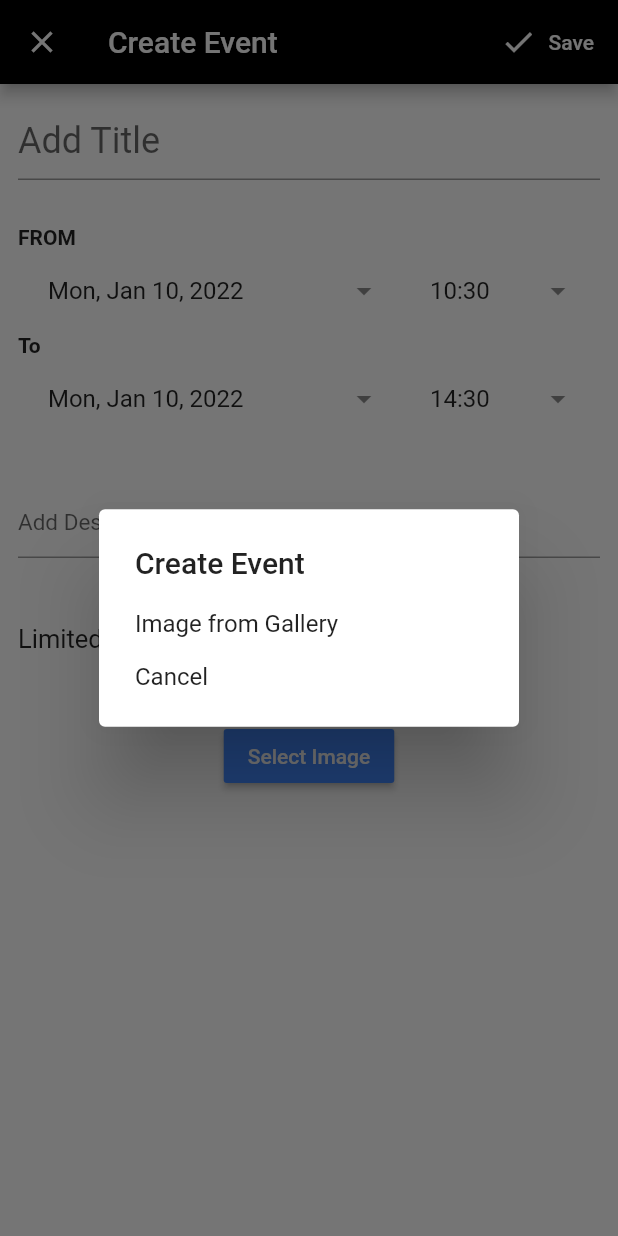
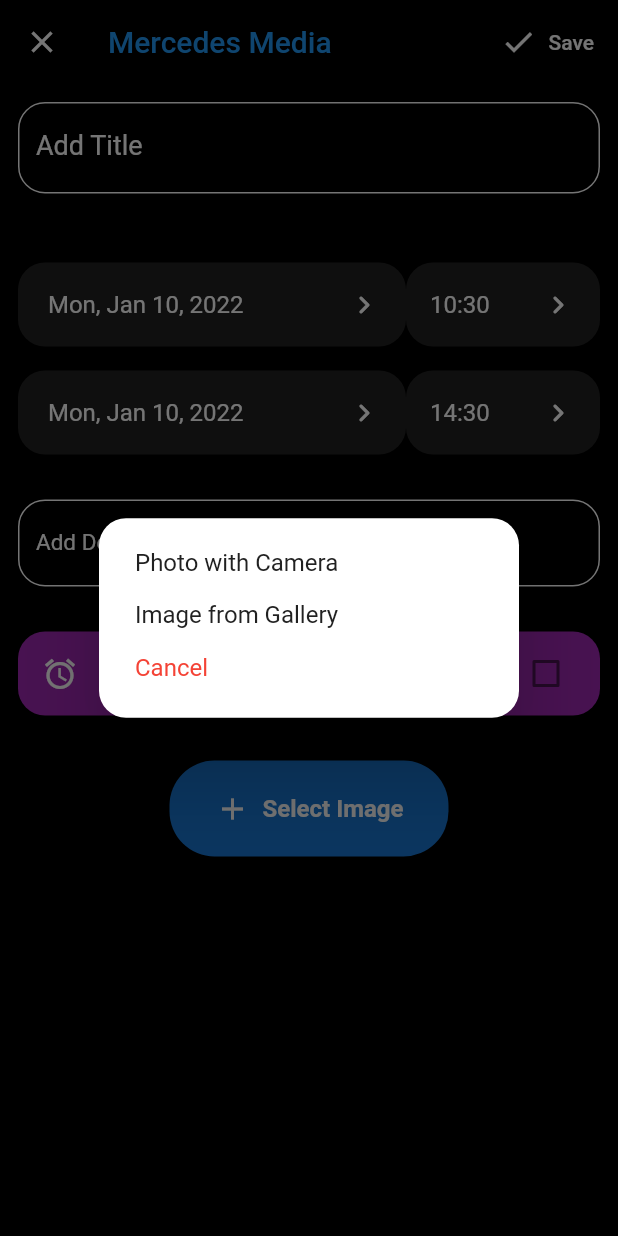
Before and after one commit to mucahitkosgen/mobillappmercedes, a Flutter app: the Event_Editing screen opened directly, after a tap on "Select Image", on a phone screen of 412 x 824 dp. Run offline on Flutter 3.47's test engine with Material 2 defaults, Android fonts, the light colour scheme and no system bars; our stand-ins replace cloud_firestore, easy_localization, firebase_auth, firebase_core, firebase_storage, flutter_markdown and 4 more; missing offline and left inert: syncfusion_flutter_core; accounts and stored records are empty; key blocks and very long unbroken strings in the code were emptied for the run.

Commit message:
event_editing front tamamlandı.

```diff
--- a/lib/event_editing.dart
+++ b/lib/event_editing.dart
@@ -8,6 +8,7 @@
 import 'package:firebase_storage/firebase_storage.dart';
 import 'package:flutter/material.dart';
 import 'package:image_picker/image_picker.dart';
+import 'package:mobilappmercedes/config/styles.dart';
 import 'package:mobilappmercedes/provider/event_provider.dart';
 import 'package:provider/provider.dart';
 import 'package:mobilappmercedes/services/firestore_services.dart';
@@ -97,13 +98,13 @@
     //  }
 
     return Scaffold(
-      backgroundColor: Colors.white,
+      backgroundColor: Colors.black,
       appBar: AppBar(
-        backgroundColor: Colors.black,
-        leading: const CloseButton(),
-        actions: buildEditingActions(),
-        title: const Text("Create Event"),
-      ),
+          backgroundColor: Colors.black,
+          leading: const CloseButton(),
+          actions: buildEditingActions(),
+          title: const Text("Mercedes Media",
+              style: TextStyle(color: Colors.blue))),
       body: SingleChildScrollView(
         padding: EdgeInsets.all(12),
         child: Form(
@@ -151,15 +152,27 @@
     );
   }
 
-  Widget buildSelectImage() => RaisedButton(
-        color: Colors.blueAccent,
-        child: Text(
-          "Select Image",
-          style: TextStyle(color: Colors.white),
+  Widget buildSelectImage() => FlatButton.icon(
+        padding: const EdgeInsets.symmetric(
+          vertical: 20.0,
+          horizontal: 30.0,
         ),
         onPressed: () {
           selectImage(context);
         },
+        color: Colors.blue[700],
+        shape: RoundedRectangleBorder(
+          borderRadius: BorderRadius.circular(30.0),
+        ),
+        icon: const Icon(
+          Icons.add,
+          color: Colors.white,
+        ),
+        label: Text(
+          'Select Image',
+          style: Styles.buttonTextStyle,
+        ),
+        textColor: Colors.white,
       );
 
 /*  RoundedButton(
@@ -168,7 +181,7 @@
         textColor: Colors.black,
         press: ,
       );*/
-  /*handleTakePhoto() async {
+  handleTakePhoto() async {
     Navigator.pop(context);
     File file = (await ImagePicker().pickImage(
       source: ImageSource.camera,
@@ -179,7 +192,7 @@
     setState(() {
       this.file = file;
     });
-  }*/
+  }
 
   handleChooseFromGallery() async {
     Navigator.pop(context);
@@ -210,18 +223,22 @@
         context: parentContext,
         builder: (context) {
           return SimpleDialog(
-            title: Text('Create Event'),
+            shape: RoundedRectangleBorder(
+                borderRadius: BorderRadius.all(Radius.circular(18.0))),
+            // title: Text('Select Choose', style: TextStyle(color: Colors.blue)),
             children: <Widget>[
-              /* SimpleDialogOption(
-                child: Text('Photo with Camera'),
+              SimpleDialogOption(
+                child: Text('Photo with Camera',
+                    style: TextStyle(color: Colors.grey[900])),
                 onPressed: handleTakePhoto,
-              ),*/
+              ),
               SimpleDialogOption(
-                child: Text('Image from Gallery'),
+                child: Text('Image from Gallery',
+                    style: TextStyle(color: Colors.grey[900])),
                 onPressed: handleChooseFromGallery,
               ),
               SimpleDialogOption(
-                child: Text('Cancel'),
+                child: Text('Cancel', style: TextStyle(color: Colors.red)),
                 onPressed: () => Navigator.pop(context),
               ),
             ],
@@ -246,9 +263,19 @@
       ];
 
   Widget buildTitle() => TextFormField(
-        style: const TextStyle(fontSize: 24, color: Colors.black),
+        style: const TextStyle(fontSize: 18, color: Colors.black),
         decoration: const InputDecoration(
-            border: UnderlineInputBorder(), hintText: 'Add Title'),
+          labelText: "Add Title",
+          labelStyle: TextStyle(color: Colors.white),
+          enabledBorder: OutlineInputBorder(
+            borderSide: BorderSide(color: Colors.white, width: 1),
+            borderRadius: BorderRadius.all(Radius.circular(18.0)),
+          ),
+          focusedBorder: OutlineInputBorder(
+            borderSide: BorderSide(color: Colors.blue, width: 1),
+            borderRadius: BorderRadius.all(Radius.circular(18.0)),
+          ),
+        ),
         onFieldSubmitted: (_) => saveForm(),
         validator: (title) =>
             title != null && title.isEmpty ? 'Title cannot be empty' : null,
@@ -259,7 +286,17 @@
   Widget buildDescription() => TextFormField(
         style: const TextStyle(fontSize: 15, color: Colors.black),
         decoration: const InputDecoration(
-            border: UnderlineInputBorder(), hintText: 'Add Description'),
+          labelText: "Add Description",
+          labelStyle: TextStyle(color: Colors.white),
+          enabledBorder: OutlineInputBorder(
+            borderSide: BorderSide(color: Colors.white, width: 1),
+            borderRadius: BorderRadius.all(Radius.circular(18.0)),
+          ),
+          focusedBorder: OutlineInputBorder(
+            borderSide: BorderSide(color: Colors.blue, width: 1),
+            borderRadius: BorderRadius.all(Radius.circular(18.0)),
+          ),
+        ),
         onFieldSubmitted: (_) => saveForm(),
         validator: (description) => description != null && description.isEmpty
             ? 'Description cannot be empty'
@@ -270,18 +307,29 @@
 
   Widget buildLP() => Row(
         children: [
-          const Expanded(
-            flex: 2,
-            child: Text(
-              'Limited Participation',
-              style: TextStyle(fontSize: 17.0),
-            ),
-          ),
+          // const Expanded(
+          //   flex: 2,
+          //   child: Text(
+          //     '',
+          //     style: TextStyle(fontSize: 17.0, color: Colors.white),
+          //   ),
+          // ),
           Expanded(
-            child: Checkbox(
+            child: CheckboxListTile(
               checkColor: Colors.white,
-              fillColor: MaterialStateProperty.resolveWith(getColor),
+              activeColor: Colors.purple,
+              title: Text("Limited Participation",
+                  style: TextStyle(color: Colors.white)),
+              tileColor: Colors.purple,
+              shape: RoundedRectangleBorder(
+                  borderRadius: BorderRadius.all(Radius.circular(18.0))),
+              selectedTileColor: Colors.white,
+              secondary: Icon(
+                Icons.access_alarms_outlined,
+                color: Colors.white,
+              ),
               value: isChecked,
+              controlAffinity: ListTileControlAffinity.platform,
               onChanged: (bool? value) {
                 setState(() {
                   isChecked = value!;
@@ -302,35 +350,48 @@
         context: context,
         builder: (context) {
           return AlertDialog(
-            title: const Text('What is the maximum number of participants?'),
+            elevation: 22.0,
+            backgroundColor: Colors.white,
+            shape: RoundedRectangleBorder(
+                borderRadius: BorderRadius.all(Radius.circular(18.0))),
+            title: const Text(
+              'What is the maximum number of participants?',
+              style: TextStyle(color: Colors.black),
+            ),
             content: TextFormField(
               keyboardType: TextInputType.number,
-              style: const TextStyle(fontSize: 15, color: Colors.black),
+              style: const TextStyle(fontSize: 15, color: Colors.blue),
               onFieldSubmitted: (_) => saveForm(),
               validator: (nop) => nop != null && nop.isEmpty
                   ? 'Number of People cannot be empty'
                   : null,
               controller: numberOfPeopleController,
               decoration: const InputDecoration(
-                  border: UnderlineInputBorder(), hintText: 'Give Number'),
+                labelText: "Give me a Number",
+                labelStyle: TextStyle(color: Colors.grey),
+                enabledBorder: OutlineInputBorder(
+                  borderSide: BorderSide(color: Colors.grey, width: 1),
+                  borderRadius: BorderRadius.all(Radius.circular(12.0)),
+                ),
+              ),
             ),
             actions: <Widget>[
-              FlatButton(
+              RoundedButton(
                 color: Colors.red,
                 textColor: Colors.white,
-                child: Text('CANCEL'),
-                onPressed: () {
+                text: 'No',
+                press: () {
                   setState(() {
                     isChecked = false;
                     Navigator.pop(context);
                   });
                 },
               ),
-              FlatButton(
+              RoundedButton(
                 color: Colors.green,
                 textColor: Colors.white,
-                child: Text('OK'),
-                onPressed: () {
+                text: 'Yes',
+                press: () {
                   setState(() {
                     onFieldSubmitted:
                     (_) => saveForm();
@@ -457,8 +518,15 @@
     required VoidCallback onClicked,
   }) =>
       ListTile(
-        title: Text(text),
-        trailing: const Icon(Icons.arrow_drop_down),
+        title: Text(text, style: TextStyle(color: Colors.white)),
+        trailing: const Icon(
+          Icons.navigate_next_rounded,
+          color: Colors.white,
+        ),
+        focusColor: Colors.blue,
+        tileColor: Colors.grey[900],
+        shape: RoundedRectangleBorder(
+            borderRadius: BorderRadius.all(Radius.circular(18.0))),
         onTap: onClicked,
       );
 
@@ -555,7 +623,7 @@
     if (states.any(interactiveStates.contains)) {
       return Colors.blue;
     }
-    return Colors.red;
+    return Colors.blue;
   }
 }
 
```
